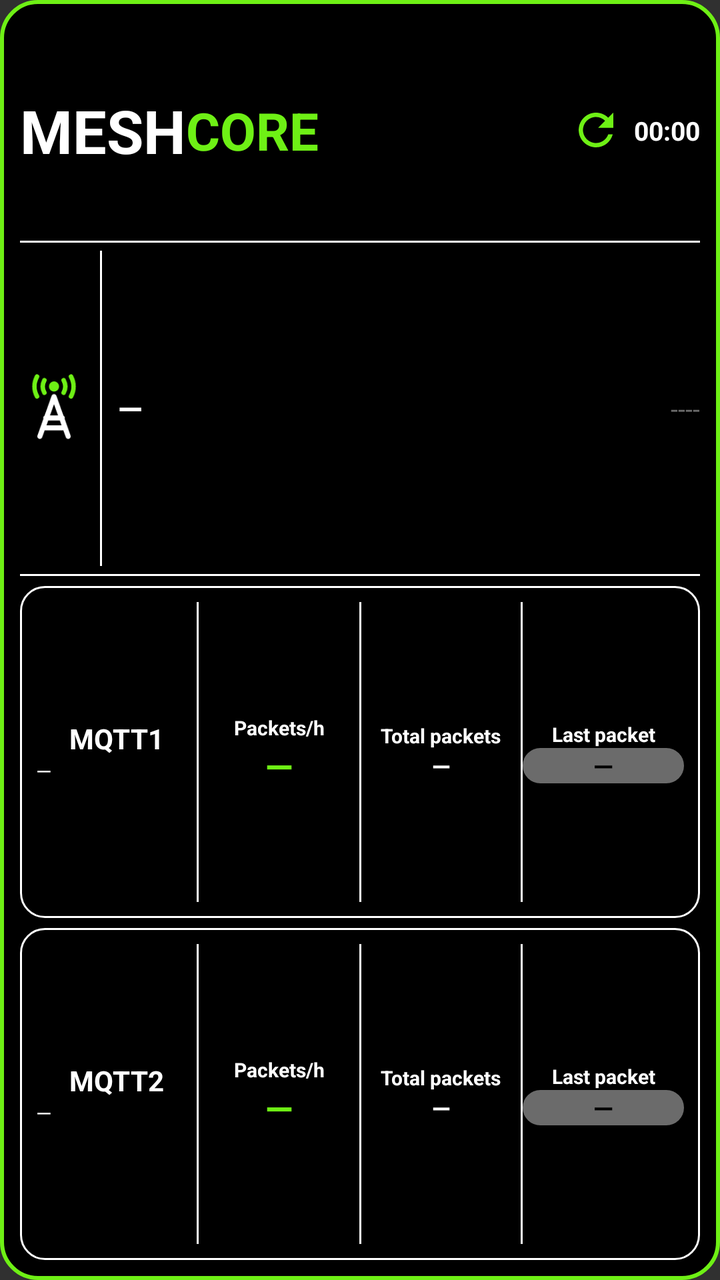
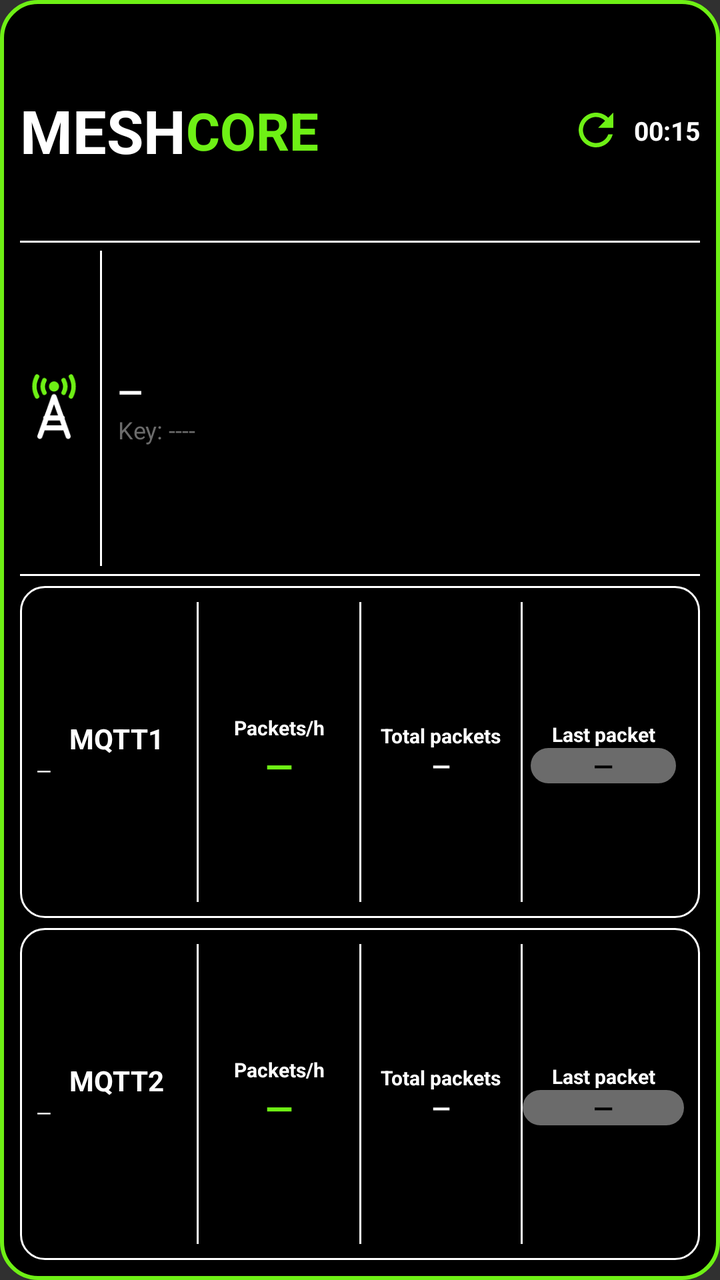

Compare the two renders of this Android layout. The source of the first and the diff that turns it into the second are given below.
<!-- AndroidManifest.xml: application theme android:Theme.Material.NoActionBar -->
<!-- res/layout/widget_observer.xml -->
<?xml version="1.0" encoding="utf-8"?>
<LinearLayout xmlns:android="http://schemas.android.com/apk/res/android"
    android:id="@+id/widget_root"
    android:layout_width="match_parent"
    android:layout_height="match_parent"
    android:orientation="vertical"
    android:padding="10dp"
    android:background="@drawable/widget_bg">

    
    <LinearLayout
        android:layout_width="match_parent"
        android:layout_height="0dp"
        android:layout_weight="2"
        android:orientation="horizontal"
        android:gravity="center_vertical">
        <TextView android:layout_width="wrap_content" android:layout_height="wrap_content"
            android:text="MESH" android:textColor="#FFFFFF" android:textStyle="bold" android:textSize="30sp" android:maxLines="1"/>
        <TextView android:layout_width="wrap_content" android:layout_height="wrap_content"
            android:text="CORE" android:textColor="#6EF015" android:textStyle="bold" android:textSize="26sp" android:maxLines="1"/>
        <FrameLayout android:layout_width="0dp" android:layout_height="1dp" android:layout_weight="1"/>
        <ImageView android:id="@+id/refresh_icon" android:layout_width="26dp" android:layout_height="26dp"
            android:src="@drawable/ic_refresh" android:contentDescription="@null"/>
        <ProgressBar android:id="@+id/refresh_spinner" style="?android:attr/progressBarStyleSmall"
            android:layout_width="26dp" android:layout_height="26dp" android:indeterminate="true"
            android:indeterminateTint="#FFFF9500" android:visibility="gone"/>
        <Chronometer android:id="@+id/interval_text" android:layout_width="wrap_content" android:layout_height="wrap_content"
            android:layout_marginStart="6dp" android:text="15 s" android:textColor="#FFFFFF" android:textStyle="bold" android:textSize="13sp" android:maxLines="1"/>
    </LinearLayout>

    <FrameLayout android:layout_width="match_parent" android:layout_height="1dp" android:background="#FFFFFF"/>

    
    <LinearLayout
        android:layout_width="match_parent"
        android:layout_height="0dp"
        android:layout_weight="3"
        android:orientation="horizontal"
        android:gravity="center_vertical"
        android:paddingTop="4dp" android:paddingBottom="4dp">
        <ImageView android:layout_width="34dp" android:layout_height="34dp"
            android:src="@drawable/ic_tower" android:contentDescription="@null"/>
        <FrameLayout android:layout_width="1dp" android:layout_height="match_parent" android:layout_marginStart="6dp" android:layout_marginEnd="8dp" android:background="#FFFFFF"/>
        <LinearLayout android:layout_width="0dp" android:layout_height="wrap_content" android:layout_weight="1" android:orientation="horizontal" android:gravity="center_vertical">
            <TextView android:id="@+id/obs_name" android:layout_width="0dp" android:layout_height="wrap_content" android:layout_weight="1"
                android:text="—" android:textColor="#FFFFFF" android:textStyle="bold" android:textSize="16sp" android:maxLines="1" android:ellipsize="end"/>
            <TextView android:id="@+id/obs_hash" android:layout_width="0dp" android:layout_height="wrap_content" android:layout_weight="1.5"
                android:text="----" android:textColor="#6B6B6B" android:textSize="13sp" android:maxLines="1" android:ellipsize="end" android:gravity="end"/>
        </LinearLayout>
    </LinearLayout>

    <FrameLayout android:layout_width="match_parent" android:layout_height="1dp" android:background="#FFFFFF" android:layout_marginBottom="5dp"/>

    
    <LinearLayout
        android:layout_width="match_parent" android:layout_height="0dp" android:layout_weight="3"
        android:orientation="horizontal" android:gravity="center_vertical"
        android:background="@drawable/card_outline" android:padding="8dp">
        <LinearLayout android:layout_width="0dp" android:layout_height="wrap_content" android:layout_weight="3" android:orientation="vertical">
            <TextView android:layout_width="match_parent" android:layout_height="wrap_content" android:id="@+id/m1_title" android:text="MQTT1" android:textColor="#FFFFFF" android:textStyle="bold" android:gravity="center" android:textSize="14sp" android:maxLines="1" android:autoSizeTextType="uniform" android:autoSizeMinTextSize="10sp" android:autoSizeMaxTextSize="14sp" android:autoSizeStepGranularity="1sp"/>
            <TextView android:id="@+id/m1_host" android:layout_width="match_parent" android:layout_height="wrap_content" android:text="—" android:textColor="#FFFFFF" android:textSize="10sp" android:maxLines="1" android:ellipsize="end" android:autoSizeTextType="uniform" android:autoSizeMinTextSize="6sp" android:autoSizeMaxTextSize="10sp" android:autoSizeStepGranularity="1sp"/>
        </LinearLayout>
        <FrameLayout android:layout_width="1dp" android:layout_height="match_parent" android:background="#FFFFFF"/>
        <LinearLayout android:layout_width="0dp" android:layout_height="wrap_content" android:layout_weight="3" android:orientation="vertical" android:gravity="center_horizontal">
            <TextView android:layout_width="match_parent" android:layout_height="wrap_content" android:text="Packets/h" android:textColor="#FFFFFF" android:textStyle="bold" android:gravity="center" android:textSize="10sp" android:maxLines="1" android:autoSizeTextType="uniform" android:autoSizeMinTextSize="6sp" android:autoSizeMaxTextSize="10sp" android:autoSizeStepGranularity="1sp"/>
            <TextView android:id="@+id/m1_hour" android:layout_width="match_parent" android:layout_height="wrap_content" android:text="—" android:textColor="#6EF015" android:textStyle="bold" android:gravity="center" android:textSize="18sp" android:maxLines="1" android:autoSizeTextType="uniform" android:autoSizeMinTextSize="14sp" android:autoSizeMaxTextSize="24sp" android:autoSizeStepGranularity="1sp"/>
        </LinearLayout>
        <LinearLayout android:id="@+id/m1_total_col" android:layout_width="0dp" android:layout_height="match_parent" android:layout_weight="3" android:orientation="horizontal" android:gravity="center_vertical">
        <FrameLayout android:layout_width="1dp" android:layout_height="match_parent" android:background="#FFFFFF"/>
        <LinearLayout android:layout_width="0dp" android:layout_height="wrap_content" android:layout_weight="1" android:orientation="vertical" android:gravity="center_horizontal">
            <TextView android:layout_width="match_parent" android:layout_height="wrap_content" android:text="Total packets" android:textColor="#FFFFFF" android:textStyle="bold" android:gravity="center" android:textSize="10sp" android:maxLines="1" android:autoSizeTextType="uniform" android:autoSizeMinTextSize="6sp" android:autoSizeMaxTextSize="10sp" android:autoSizeStepGranularity="1sp"/>
            <TextView android:id="@+id/m1_total" android:layout_width="match_parent" android:layout_height="wrap_content" android:text="—" android:textColor="#FFFFFF" android:textStyle="bold" android:gravity="center" android:textSize="12sp" android:maxLines="1" android:autoSizeTextType="uniform" android:autoSizeMinTextSize="10sp" android:autoSizeMaxTextSize="15sp" android:autoSizeStepGranularity="1sp"/>
        </LinearLayout>
        </LinearLayout>
        <FrameLayout android:layout_width="1dp" android:layout_height="match_parent" android:background="#FFFFFF"/>
        <LinearLayout android:layout_width="0dp" android:layout_height="wrap_content" android:layout_weight="3" android:orientation="vertical" android:gravity="center_horizontal">
            <TextView android:layout_width="match_parent" android:layout_height="wrap_content" android:text="Last packet" android:textColor="#FFFFFF" android:textStyle="bold" android:gravity="center" android:textSize="10sp" android:maxLines="1" android:autoSizeTextType="uniform" android:autoSizeMinTextSize="6sp" android:autoSizeMaxTextSize="10sp" android:autoSizeStepGranularity="1sp"/>
            <TextView android:id="@+id/m1_last" android:layout_width="match_parent" android:layout_height="wrap_content" android:gravity="center" android:background="@drawable/pill_gray" android:text="—" android:textColor="#000000" android:textStyle="bold" android:textSize="13sp" android:maxLines="1" android:autoSizeTextType="uniform" android:autoSizeMinTextSize="9sp" android:autoSizeMaxTextSize="13sp" android:autoSizeStepGranularity="1sp"/>
        </LinearLayout>
    </LinearLayout>

    <FrameLayout android:layout_width="match_parent" android:layout_height="5dp"/>

    
    <LinearLayout
        android:layout_width="match_parent" android:layout_height="0dp" android:layout_weight="3"
        android:orientation="horizontal" android:gravity="center_vertical"
        android:background="@drawable/card_outline" android:padding="8dp">
        <LinearLayout android:layout_width="0dp" android:layout_height="wrap_content" android:layout_weight="3" android:orientation="vertical">
            <TextView android:layout_width="match_parent" android:layout_height="wrap_content" android:id="@+id/m2_title" android:text="MQTT2" android:textColor="#FFFFFF" android:textStyle="bold" android:gravity="center" android:textSize="14sp" android:maxLines="1" android:autoSizeTextType="uniform" android:autoSizeMinTextSize="10sp" android:autoSizeMaxTextSize="14sp" android:autoSizeStepGranularity="1sp"/>
            <TextView android:id="@+id/m2_host" android:layout_width="match_parent" android:layout_height="wrap_content" android:text="—" android:textColor="#FFFFFF" android:textSize="10sp" android:maxLines="1" android:ellipsize="end" android:autoSizeTextType="uniform" android:autoSizeMinTextSize="6sp" android:autoSizeMaxTextSize="10sp" android:autoSizeStepGranularity="1sp"/>
        </LinearLayout>
        <FrameLayout android:layout_width="1dp" android:layout_height="match_parent" android:background="#FFFFFF"/>
        <LinearLayout android:layout_width="0dp" android:layout_height="wrap_content" android:layout_weight="3" android:orientation="vertical" android:gravity="center_horizontal">
            <TextView android:layout_width="match_parent" android:layout_height="wrap_content" android:text="Packets/h" android:textColor="#FFFFFF" android:textStyle="bold" android:gravity="center" android:textSize="10sp" android:maxLines="1" android:autoSizeTextType="uniform" android:autoSizeMinTextSize="6sp" android:autoSizeMaxTextSize="10sp" android:autoSizeStepGranularity="1sp"/>
            <TextView android:id="@+id/m2_hour" android:layout_width="match_parent" android:layout_height="wrap_content" android:text="—" android:textColor="#6EF015" android:textStyle="bold" android:gravity="center" android:textSize="18sp" android:maxLines="1" android:autoSizeTextType="uniform" android:autoSizeMinTextSize="14sp" android:autoSizeMaxTextSize="24sp" android:autoSizeStepGranularity="1sp"/>
        </LinearLayout>
        <LinearLayout android:id="@+id/m2_total_col" android:layout_width="0dp" android:layout_height="match_parent" android:layout_weight="3" android:orientation="horizontal" android:gravity="center_vertical">
        <FrameLayout android:layout_width="1dp" android:layout_height="match_parent" android:background="#FFFFFF"/>
        <LinearLayout android:layout_width="0dp" android:layout_height="wrap_content" android:layout_weight="1" android:orientation="vertical" android:gravity="center_horizontal">
            <TextView android:layout_width="match_parent" android:layout_height="wrap_content" android:text="Total packets" android:textColor="#FFFFFF" android:textStyle="bold" android:gravity="center" android:textSize="10sp" android:maxLines="1" android:autoSizeTextType="uniform" android:autoSizeMinTextSize="6sp" android:autoSizeMaxTextSize="10sp" android:autoSizeStepGranularity="1sp"/>
            <TextView android:id="@+id/m2_total" android:layout_width="match_parent" android:layout_height="wrap_content" android:text="—" android:textColor="#FFFFFF" android:textStyle="bold" android:gravity="center" android:textSize="12sp" android:maxLines="1" android:autoSizeTextType="uniform" android:autoSizeMinTextSize="10sp" android:autoSizeMaxTextSize="15sp" android:autoSizeStepGranularity="1sp"/>
        </LinearLayout>
        </LinearLayout>
        <FrameLayout android:layout_width="1dp" android:layout_height="match_parent" android:background="#FFFFFF"/>
        <LinearLayout android:layout_width="0dp" android:layout_height="wrap_content" android:layout_weight="3" android:orientation="vertical" android:gravity="center_horizontal">
            <TextView android:layout_width="match_parent" android:layout_height="wrap_content" android:text="Last packet" android:textColor="#FFFFFF" android:textStyle="bold" android:gravity="center" android:textSize="10sp" android:maxLines="1" android:autoSizeTextType="uniform" android:autoSizeMinTextSize="6sp" android:autoSizeMaxTextSize="10sp" android:autoSizeStepGranularity="1sp"/>
            <TextView android:id="@+id/m2_last" android:layout_width="match_parent" android:layout_height="wrap_content" android:gravity="center" android:background="@drawable/pill_gray" android:text="—" android:textColor="#000000" android:textStyle="bold" android:textSize="13sp" android:maxLines="1" android:autoSizeTextType="uniform" android:autoSizeMinTextSize="9sp" android:autoSizeMaxTextSize="13sp" android:autoSizeStepGranularity="1sp"/>
        </LinearLayout>
    </LinearLayout>
</LinearLayout>
<!-- resources referenced by this layout -->
<resources>
  <!-- drawable card_outline (drawable) -->
  <?xml version="1.0" encoding="utf-8"?>
  <shape xmlns:android="http://schemas.android.com/apk/res/android" android:shape="rectangle">
      <solid android:color="#000000"/>
      <stroke android:width="1dp" android:color="#FFFFFF"/>
      <corners android:radius="12dp"/>
  </shape>
  <!-- drawable ic_refresh (drawable) -->
  <?xml version="1.0" encoding="utf-8"?>
  <vector xmlns:android="http://schemas.android.com/apk/res/android" android:width="24dp" android:height="24dp" android:viewportWidth="24" android:viewportHeight="24">
      <path android:fillColor="#6EF015" android:pathData="M17.65,6.35C16.2,4.9 14.21,4 12,4c-4.42,0 -7.99,3.58 -7.99,8s3.57,8 7.99,8c3.73,0 6.84,-2.55 7.73,-6h-2.08c-0.82,2.33 -3.04,4 -5.65,4 -3.31,0 -6,-2.69 -6,-6s2.69,-6 6,-6c1.66,0 3.14,0.69 4.22,1.78L13,11h7V4l-2.35,2.35z"/>
  </vector>
  <!-- drawable ic_tower (drawable) -->
  <?xml version="1.0" encoding="utf-8"?>
  <vector xmlns:android="http://schemas.android.com/apk/res/android" android:width="48dp" android:height="48dp" android:viewportWidth="24" android:viewportHeight="24">
      <path android:fillColor="#6EF015" android:pathData="M12,4.4m-1.8,0a1.8,1.8 0,1 1,3.6 0a1.8,1.8 0,1 1,-3.6 0"/>
      <path android:strokeColor="#6EF015" android:strokeWidth="1.6" android:strokeLineCap="round" android:pathData="M8.6,2.2A4.6,4.6 0,0 0,8.6,6.6M15.4,2.2A4.6,4.6 0,0 1,15.4,6.6M6,0.9A7.4,7.4 0,0 0,6,7.9M18,0.9A7.4,7.4 0,0 1,18,7.9"/>
      <path android:strokeColor="#FFFFFF" android:strokeWidth="1.8" android:strokeLineCap="round" android:strokeLineJoin="round" android:pathData="M12,8L7,22M12,8L17,22M9.1,15.5L14.9,15.5M8.2,19L15.8,19"/>
  </vector>
  <!-- drawable pill_gray (drawable) -->
  <?xml version="1.0" encoding="utf-8"?>
  <shape xmlns:android="http://schemas.android.com/apk/res/android" android:shape="rectangle">
      <solid android:color="#6B6B6B"/>
      <corners android:radius="11dp"/>
  </shape>
  <!-- drawable widget_bg (drawable) -->
  <?xml version="1.0" encoding="utf-8"?>
  <shape xmlns:android="http://schemas.android.com/apk/res/android" android:shape="rectangle">
      <solid android:color="#000000"/>
      <stroke android:width="2dp" android:color="#6EF015"/>
      <corners android:radius="18dp"/>
  </shape>
</resources>

<!-- the commit's change to res/layout/widget_observer.xml (unified diff, before → after) -->
@@ -24,8 +24,8 @@
         <ProgressBar android:id="@+id/refresh_spinner" style="?android:attr/progressBarStyleSmall"
             android:layout_width="26dp" android:layout_height="26dp" android:indeterminate="true"
             android:indeterminateTint="#FFFF9500" android:visibility="gone"/>
-        <Chronometer android:id="@+id/interval_text" android:layout_width="wrap_content" android:layout_height="wrap_content"
-            android:layout_marginStart="6dp" android:text="15 s" android:textColor="#FFFFFF" android:textStyle="bold" android:textSize="13sp" android:maxLines="1"/>
+        <TextView android:id="@+id/interval_text" android:layout_width="wrap_content" android:layout_height="wrap_content"
+            android:layout_marginStart="6dp" android:text="00:15" android:textColor="#FFFFFF" android:textStyle="bold" android:textSize="13sp" android:maxLines="1"/>
     </LinearLayout>
 
     <FrameLayout android:layout_width="match_parent" android:layout_height="1dp" android:background="#FFFFFF"/>
@@ -41,11 +41,11 @@
         <ImageView android:layout_width="34dp" android:layout_height="34dp"
             android:src="@drawable/ic_tower" android:contentDescription="@null"/>
         <FrameLayout android:layout_width="1dp" android:layout_height="match_parent" android:layout_marginStart="6dp" android:layout_marginEnd="8dp" android:background="#FFFFFF"/>
-        <LinearLayout android:layout_width="0dp" android:layout_height="wrap_content" android:layout_weight="1" android:orientation="horizontal" android:gravity="center_vertical">
-            <TextView android:id="@+id/obs_name" android:layout_width="0dp" android:layout_height="wrap_content" android:layout_weight="1"
+        <LinearLayout android:layout_width="0dp" android:layout_height="wrap_content" android:layout_weight="1" android:orientation="vertical" android:gravity="center_vertical">
+            <TextView android:id="@+id/obs_name" android:layout_width="match_parent" android:layout_height="wrap_content"
                 android:text="—" android:textColor="#FFFFFF" android:textStyle="bold" android:textSize="16sp" android:maxLines="1" android:ellipsize="end"/>
-            <TextView android:id="@+id/obs_hash" android:layout_width="0dp" android:layout_height="wrap_content" android:layout_weight="1.5"
-                android:text="----" android:textColor="#6B6B6B" android:textSize="13sp" android:maxLines="1" android:ellipsize="end" android:gravity="end"/>
+            <TextView android:id="@+id/obs_hash" android:layout_width="match_parent" android:layout_height="wrap_content"
+                android:text="Key: ----" android:textColor="#6B6B6B" android:textSize="12sp" android:maxLines="1" android:ellipsize="end"/>
         </LinearLayout>
     </LinearLayout>
 
@@ -75,7 +75,7 @@
         <FrameLayout android:layout_width="1dp" android:layout_height="match_parent" android:background="#FFFFFF"/>
         <LinearLayout android:layout_width="0dp" android:layout_height="wrap_content" android:layout_weight="3" android:orientation="vertical" android:gravity="center_horizontal">
             <TextView android:layout_width="match_parent" android:layout_height="wrap_content" android:text="Last packet" android:textColor="#FFFFFF" android:textStyle="bold" android:gravity="center" android:textSize="10sp" android:maxLines="1" android:autoSizeTextType="uniform" android:autoSizeMinTextSize="6sp" android:autoSizeMaxTextSize="10sp" android:autoSizeStepGranularity="1sp"/>
-            <TextView android:id="@+id/m1_last" android:layout_width="match_parent" android:layout_height="wrap_content" android:gravity="center" android:background="@drawable/pill_gray" android:text="—" android:textColor="#000000" android:textStyle="bold" android:textSize="13sp" android:maxLines="1" android:autoSizeTextType="uniform" android:autoSizeMinTextSize="9sp" android:autoSizeMaxTextSize="13sp" android:autoSizeStepGranularity="1sp"/>
+            <TextView android:id="@+id/m1_last" android:layout_width="match_parent" android:layout_height="wrap_content" android:gravity="center" android:layout_marginStart="4dp" android:layout_marginEnd="4dp" android:background="@drawable/pill_gray" android:text="—" android:textColor="#000000" android:textStyle="bold" android:textSize="13sp" android:maxLines="1" android:autoSizeTextType="uniform" android:autoSizeMinTextSize="9sp" android:autoSizeMaxTextSize="13sp" android:autoSizeStepGranularity="1sp"/>
         </LinearLayout>
     </LinearLayout>
 
